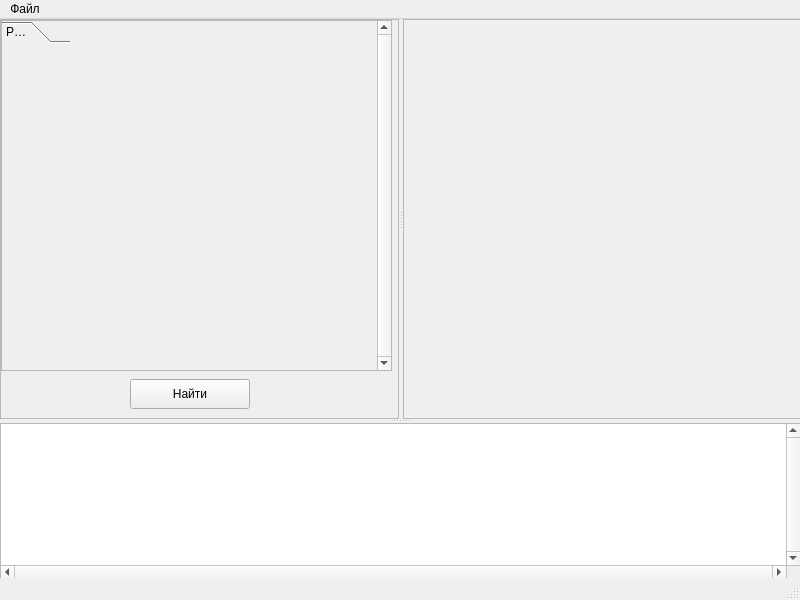
The window that mainwindow.ui (PopovEV/ArtixVideo) describes before a commit, drawn with Qt 5.
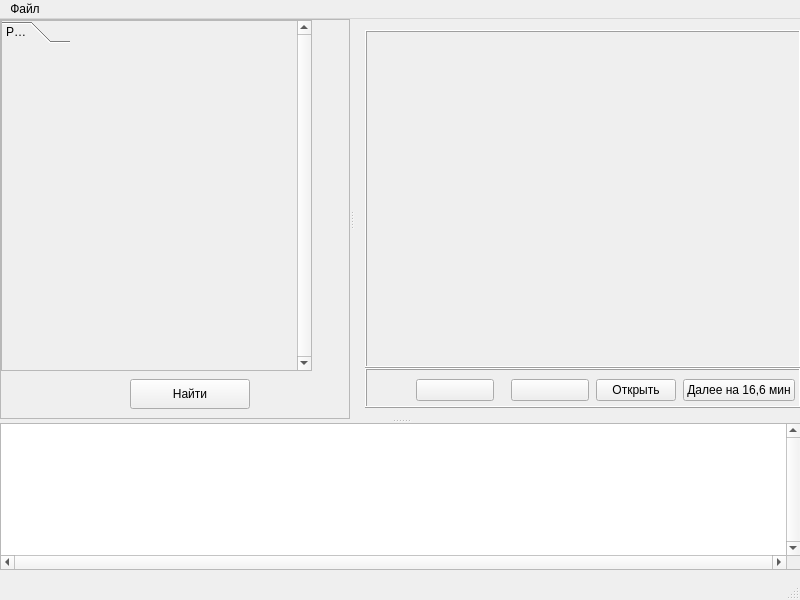
The same window after the commit. Icons and pictures are not drawn.

Patch:
```diff
--- a/mainwindow.ui
+++ b/mainwindow.ui
@@ -15,33 +15,30 @@
   </property>
   <widget class="QWidget" name="centralWidget">
    <widget class="QSplitter" name="VerticalSplitter">
-    <property name="enabled">
-     <bool>true</bool>
-    </property>
     <property name="geometry">
      <rect>
       <x>0</x>
       <y>0</y>
       <width>801</width>
-      <height>561</height>
+      <height>551</height>
      </rect>
     </property>
+    <property name="sizePolicy">
+     <sizepolicy hsizetype="Preferred" vsizetype="Expanding">
+      <horstretch>0</horstretch>
+      <verstretch>0</verstretch>
+     </sizepolicy>
+    </property>
     <property name="orientation">
      <enum>Qt::Vertical</enum>
     </property>
     <widget class="QSplitter" name="HorisontalSplitter">
      <property name="sizePolicy">
-      <sizepolicy hsizetype="Expanding" vsizetype="Preferred">
+      <sizepolicy hsizetype="Expanding" vsizetype="Minimum">
        <horstretch>0</horstretch>
-       <verstretch>0</verstretch>
+       <verstretch>9</verstretch>
       </sizepolicy>
      </property>
-     <property name="minimumSize">
-      <size>
-       <width>0</width>
-       <height>400</height>
-      </size>
-     </property>
      <property name="orientation">
       <enum>Qt::Horizontal</enum>
      </property>
@@ -49,6 +46,30 @@
       <bool>true</bool>
      </property>
      <widget class="QFrame" name="frameToolBox">
+      <property name="sizePolicy">
+       <sizepolicy hsizetype="Maximum" vsizetype="Expanding">
+        <horstretch>0</horstretch>
+        <verstretch>0</verstretch>
+       </sizepolicy>
+      </property>
+      <property name="minimumSize">
+       <size>
+        <width>0</width>
+        <height>400</height>
+       </size>
+      </property>
+      <property name="maximumSize">
+       <size>
+        <width>350</width>
+        <height>16777215</height>
+       </size>
+      </property>
+      <property name="baseSize">
+       <size>
+        <width>300</width>
+        <height>354</height>
+       </size>
+      </property>
       <property name="frameShape">
        <enum>QFrame::StyledPanel</enum>
       </property>
@@ -91,7 +112,7 @@
         <rect>
          <x>1</x>
          <y>1</y>
-         <width>391</width>
+         <width>311</width>
          <height>351</height>
         </rect>
        </property>
@@ -106,7 +127,7 @@
          <rect>
           <x>0</x>
           <y>0</y>
-          <width>372</width>
+          <width>292</width>
           <height>349</height>
          </rect>
         </property>
@@ -122,6 +143,12 @@
          </property>
          <item row="0" column="0">
           <widget class="QToolBox" name="toolBox">
+           <property name="sizePolicy">
+            <sizepolicy hsizetype="Maximum" vsizetype="Maximum">
+             <horstretch>0</horstretch>
+             <verstretch>0</verstretch>
+            </sizepolicy>
+           </property>
            <property name="currentIndex">
             <number>0</number>
            </property>
@@ -144,16 +171,164 @@
        </widget>
       </widget>
      </widget>
-     <widget class="QFrame" name="frameVideoBox">
-      <property name="frameShape">
-       <enum>QFrame::StyledPanel</enum>
-      </property>
-      <property name="frameShadow">
-       <enum>QFrame::Plain</enum>
-      </property>
+     <widget class="QWidget" name="layoutWidget">
+      <layout class="QVBoxLayout" name="VideoVerticalLayout" stretch="7,1">
+       <property name="spacing">
+        <number>0</number>
+       </property>
+       <property name="rightMargin">
+        <number>0</number>
+       </property>
+       <item>
+        <widget class="QFrame" name="VideoFrame1">
+         <property name="sizePolicy">
+          <sizepolicy hsizetype="Minimum" vsizetype="Preferred">
+           <horstretch>0</horstretch>
+           <verstretch>0</verstretch>
+          </sizepolicy>
+         </property>
+         <property name="frameShape">
+          <enum>QFrame::Box</enum>
+         </property>
+         <property name="frameShadow">
+          <enum>QFrame::Raised</enum>
+         </property>
+        </widget>
+       </item>
+       <item>
+        <widget class="QFrame" name="NavigationFrame1">
+         <property name="enabled">
+          <bool>true</bool>
+         </property>
+         <property name="sizePolicy">
+          <sizepolicy hsizetype="Preferred" vsizetype="Fixed">
+           <horstretch>0</horstretch>
+           <verstretch>0</verstretch>
+          </sizepolicy>
+         </property>
+         <property name="minimumSize">
+          <size>
+           <width>0</width>
+           <height>40</height>
+          </size>
+         </property>
+         <property name="frameShape">
+          <enum>QFrame::Box</enum>
+         </property>
+         <property name="frameShadow">
+          <enum>QFrame::Raised</enum>
+         </property>
+         <widget class="QWidget" name="">
+          <property name="geometry">
+           <rect>
+            <x>0</x>
+            <y>0</y>
+            <width>441</width>
+            <height>41</height>
+           </rect>
+          </property>
+          <layout class="QHBoxLayout" name="NavigationHorizontalLayout">
+           <property name="spacing">
+            <number>7</number>
+           </property>
+           <property name="sizeConstraint">
+            <enum>QLayout::SetMinimumSize</enum>
+           </property>
+           <item>
+            <spacer name="horizontalSpacer_2">
+             <property name="orientation">
+              <enum>Qt::Horizontal</enum>
+             </property>
+             <property name="sizeType">
+              <enum>QSizePolicy::Minimum</enum>
+             </property>
+             <property name="sizeHint" stdset="0">
+              <size>
+               <width>40</width>
+               <height>20</height>
+              </size>
+             </property>
+            </spacer>
+           </item>
+           <item>
+            <widget class="QPushButton" name="PlayButton">
+             <property name="text">
+              <string/>
+             </property>
+             <property name="icon">
+              <iconset>
+               <normaloff>play_button.png</normaloff>
+               <activeon>play_button.png</activeon>play_button.png</iconset>
+             </property>
+             <property name="iconSize">
+              <size>
+               <width>30</width>
+               <height>30</height>
+              </size>
+             </property>
+            </widget>
+           </item>
+           <item>
+            <spacer name="horizontalSpacer">
+             <property name="orientation">
+              <enum>Qt::Horizontal</enum>
+             </property>
+             <property name="sizeType">
+              <enum>QSizePolicy::Minimum</enum>
+             </property>
+             <property name="sizeHint" stdset="0">
+              <size>
+               <width>10</width>
+               <height>20</height>
+              </size>
+             </property>
+            </spacer>
+           </item>
+           <item>
+            <widget class="QPushButton" name="PauseButton">
+             <property name="text">
+              <string/>
+             </property>
+             <property name="icon">
+              <iconset>
+               <normaloff>pause.png</normaloff>pause.png</iconset>
+             </property>
+             <property name="iconSize">
+              <size>
+               <width>20</width>
+               <height>20</height>
+              </size>
+             </property>
+            </widget>
+           </item>
+           <item>
+            <widget class="QPushButton" name="LoadButton">
+             <property name="text">
+              <string>Открыть</string>
+             </property>
+            </widget>
+           </item>
+           <item>
+            <widget class="QPushButton" name="pushButton_2">
+             <property name="text">
+              <string>Далее на 16,6 мин</string>
+             </property>
+            </widget>
+           </item>
+          </layout>
+         </widget>
+        </widget>
+       </item>
+      </layout>
      </widget>
     </widget>
     <widget class="QTableView" name="tableView">
+     <property name="sizePolicy">
+      <sizepolicy hsizetype="Fixed" vsizetype="Expanding">
+       <horstretch>0</horstretch>
+       <verstretch>0</verstretch>
+      </sizepolicy>
+     </property>
      <property name="verticalScrollBarPolicy">
       <enum>Qt::ScrollBarAlwaysOn</enum>
      </property>
```
Left out of the diff: 3 changed lines with no effect on the pictures.
